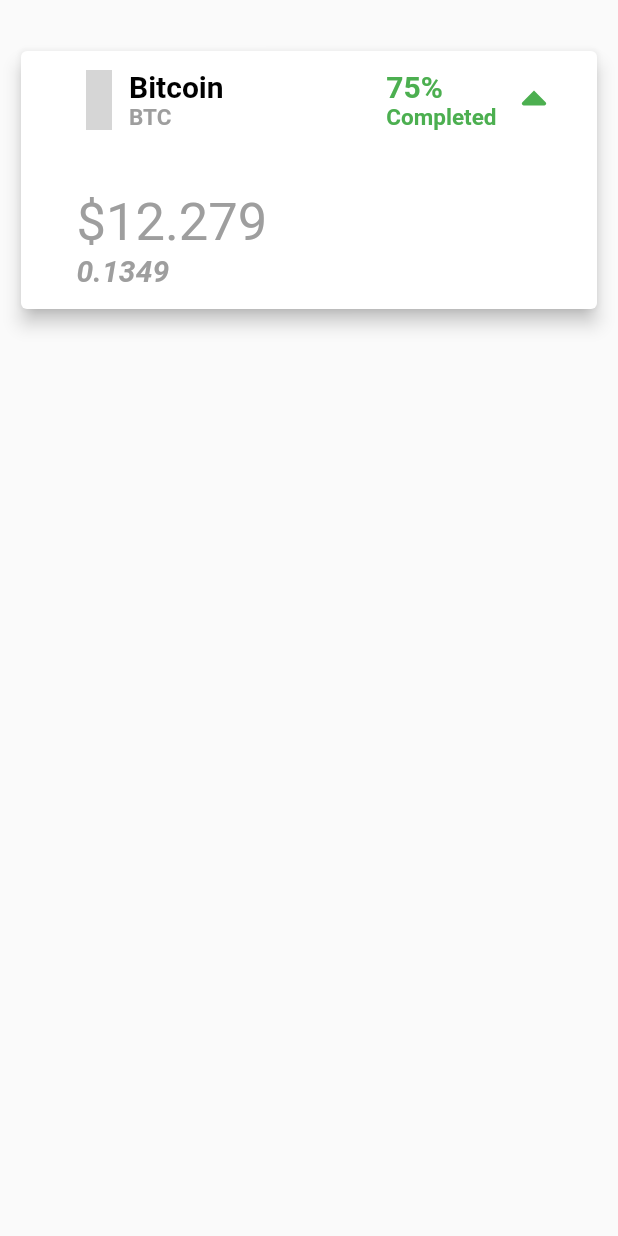
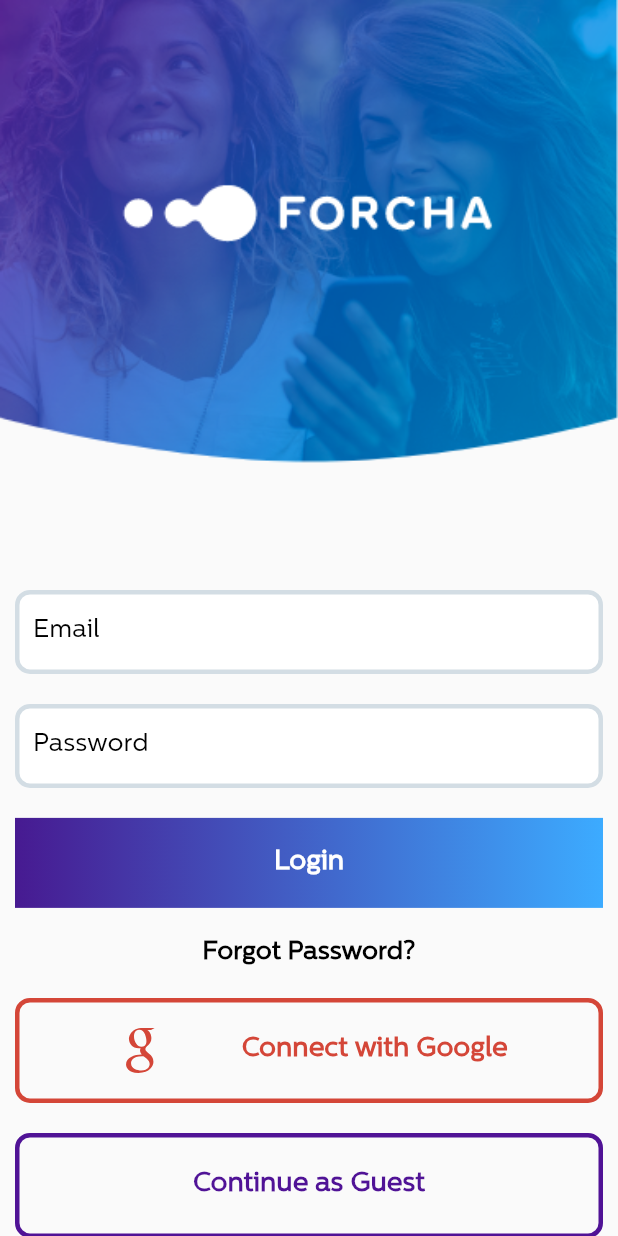
Before and after one commit to YasinGujjar/hunger_bye, a Flutter app: the screen it shows after launch, on a phone screen of 412 x 824 dp. Run offline on Flutter 3.47's test engine with Material 2 defaults, Android fonts, the phone set to English and light mode, and no system bars; our stand-ins replace line_awesome_icons, typicons_flutter; missing offline and left inert: crypto_font_icons; grey boxes are pictures that could not be loaded.

Commit message:
login and home screen

```diff
--- /dev/null
+++ b/lib/login.dart
@@ -0,0 +1,177 @@
+
+import 'package:flutter/material.dart';
+import 'package:hunger_bye/homePage.dart';
+import 'package:line_awesome_icons/line_awesome_icons.dart';
+
+class Login extends StatefulWidget {
+  @override
+  _LoginState createState() => _LoginState();
+}
+
+class _LoginState extends State<Login> {
+  @override
+  Widget build(BuildContext context) {
+    return Scaffold(
+      body: Container(
+        decoration: BoxDecoration(
+          image: DecorationImage(
+            image: AssetImage("assets/image1.png"),
+            fit: BoxFit.cover,
+            alignment: Alignment.topCenter
+          )
+        ),
+        child: Form(
+          child: ListView(
+            padding: EdgeInsets.all(10),
+            children: <Widget>[
+              SizedBox(
+                height: MediaQuery.of(context).size.height/2.15,
+              ),
+              TextFormField(
+                style: TextStyle(
+                  color: Colors.black,
+                  fontFamily: "CentraleSansRegular"
+                ),
+                decoration: InputDecoration(
+                  filled: true,
+                  fillColor: Colors.white,
+                  enabledBorder: OutlineInputBorder(
+                    borderRadius: BorderRadius.circular(10),
+                    borderSide: BorderSide(
+                      color: Color(0xffd3dde4),
+                      width: 3
+                    )
+                  ),
+                  labelText: "Email",
+                  labelStyle: TextStyle(
+                    color: Colors.black,
+                    fontSize: 17,
+                    fontFamily: "CentraleSansRegular"
+                  )
+                ),
+              ),
+              SizedBox(height: 20,),
+              TextFormField(
+                obscureText: true,
+                style: TextStyle(
+                  color: Colors.black,
+                  fontFamily: "CentraleSansRegular"
+                ),
+                decoration: InputDecoration(
+                  filled: true,
+                  fillColor: Colors.white,
+                  enabledBorder: OutlineInputBorder(
+                    borderRadius: BorderRadius.circular(10),
+                    borderSide: BorderSide(
+                      color: Color(0xffd3dde4),
+                      width: 3
+                    )
+                  ),
+                  labelText: "Password",
+                  labelStyle: TextStyle(
+                    color: Colors.black,
+                    fontSize: 17,
+                    fontFamily: "CentraleSansRegular"
+                  )
+                ),
+              ),
+              SizedBox(height: 20,),
+              Container(
+                width: 330,
+                height: 60,
+                decoration: BoxDecoration(
+                  gradient: LinearGradient(
+                    colors: [
+                      Color(0xff471a91),
+                      Color(0xff3cabff)
+                    ],
+                  ),
+                ),
+                child: Center(
+                  child: Text(
+                    "Login",
+                    style: TextStyle(
+                      color: Colors.white,
+                      fontFamily: "CentraleSansRegular",
+                      fontSize: 18,
+                      fontWeight: FontWeight.bold
+                    ),
+                  ),
+                ),
+              ),
+              SizedBox(height: 20,),
+              Center(child: Text("Forgot Password?",
+              style: TextStyle(
+                fontFamily: 'CentraleSansRegular',
+                fontSize: 17,
+                color: Colors.black,
+                fontWeight: FontWeight.w600
+                ),)),
+              SizedBox(height: 20,),
+              MaterialButton(
+                minWidth: 330,
+                height: 70,
+                shape: RoundedRectangleBorder(
+                  borderRadius: BorderRadius.circular(10),
+                  side: BorderSide(
+                    color: Color(0xffD44638),
+                    width: 3
+                  )
+                ),
+                onPressed: (){},
+                child: Row(
+                  crossAxisAlignment: CrossAxisAlignment.center,
+                  mainAxisAlignment: MainAxisAlignment.spaceEvenly,
+                  children: <Widget>[
+                    Icon(LineAwesomeIcons.google,
+                    color: Color(0xffD44638),
+                    size: 40,),
+                    Text(
+                    "Connect with Google",
+                    style: TextStyle(
+                      color: Color(0xffD44638),
+                      fontFamily: "CentraleSansRegular",
+                      fontSize: 18,
+                      fontWeight: FontWeight.bold
+                    ),
+                  ),
+                  ],
+                ),
+              ),
+              SizedBox(height: 20,),
+              MaterialButton(
+                minWidth: 330,
+                height: 70,
+                shape: RoundedRectangleBorder(
+                  borderRadius: BorderRadius.circular(10),
+                  side: BorderSide(
+                    color: Color(0xff501396),
+                    width: 3
+                  )
+                ),
+                onPressed: (){
+                  Navigator.push(context, MaterialPageRoute(builder: (context)=>HomePage()));
+                },
+                child: Row(
+                  crossAxisAlignment: CrossAxisAlignment.center,
+                  mainAxisAlignment: MainAxisAlignment.spaceEvenly,
+                  children: <Widget>[
+                    Text(
+                    "Continue as Guest",
+                    style: TextStyle(
+                      color: Color(0xff501396),
+                      fontFamily: "CentraleSansRegular",
+                      fontSize: 18,
+                      fontWeight: FontWeight.bold
+                    ),
+                  ),
+                  ],
+                ),
+              ),
+            ],
+          ),
+        ),
+      ),
+    );
+  }
+}
--- a/lib/main.dart
+++ b/lib/main.dart
@@ -1,4 +1,5 @@
 import 'package:flutter/material.dart';
+import 'package:hunger_bye/login.dart';
 import 'package:hunger_bye/screens/requests.dart';
 
 void main() => runApp(MyApp());
@@ -21,7 +22,7 @@ class MyApp extends StatelessWidget {
         // is not restarted.
         primarySwatch: Colors.blue,
       ),
-      home: Dashboard(),
+      home: Login(),
       //MyHomePage(title: 'Flutter Demo Home Page'),
     );
   }
```
Also changed, not shown: lib/homePage.dart (added, +66 -0 lines), lib/screens/explore.dart (added, +132 -0 lines), lib/screens/heart.dart (added, +122 -0 lines), pubspec.yaml (+4 -6 lines).
